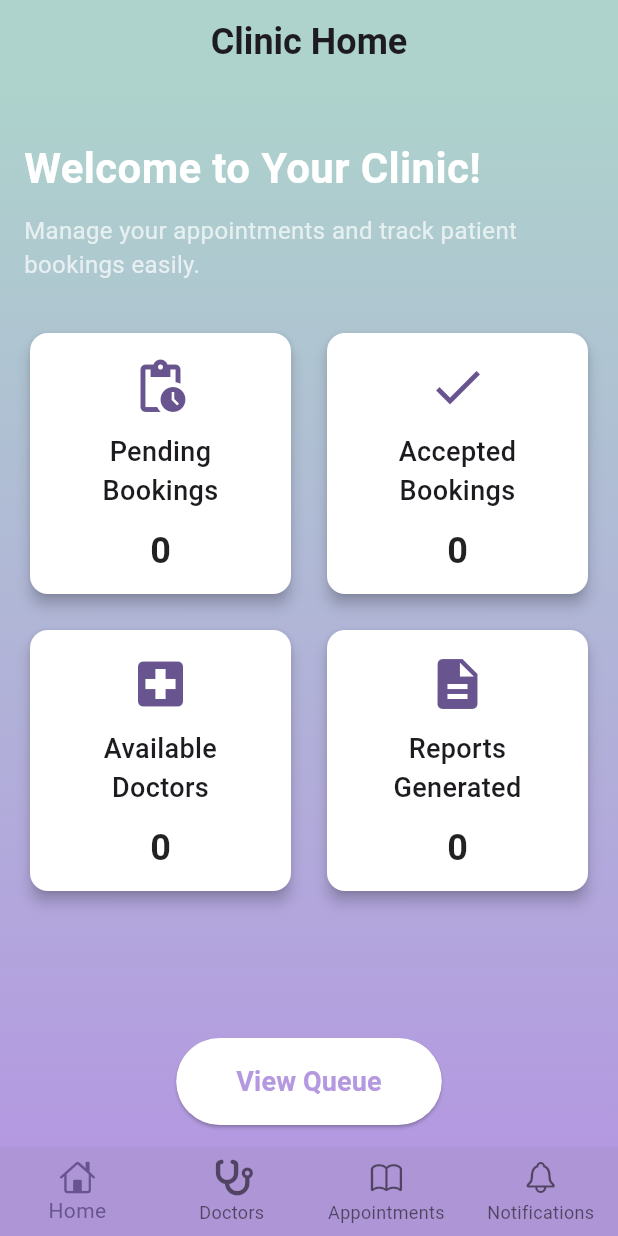
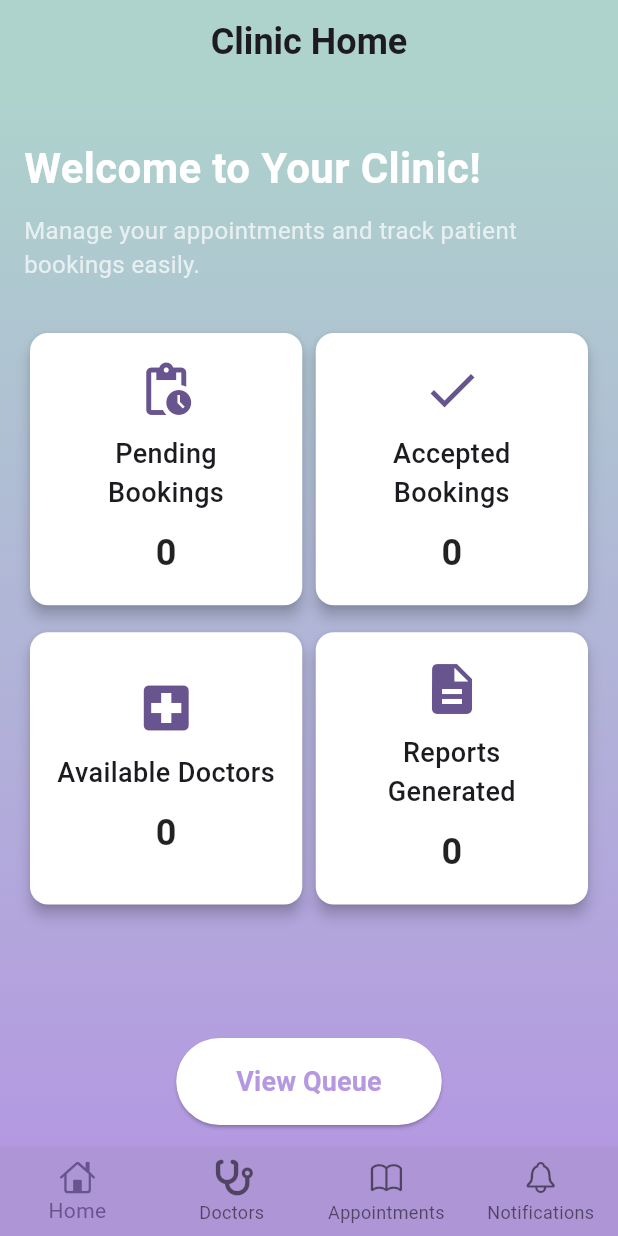
Before and after one commit to nis-cyber/clinic_admin, a Flutter app: the screen it shows once a user with an empty profile is signed in, on a phone screen of 412 x 824 dp. Run offline on Flutter 3.47's test engine with Material 3 defaults, Android fonts, the phone set to English and light mode, and no system bars; our stand-ins replace cloud_firestore, file_picker, firebase_auth, firebase_core, firebase_storage, flutter_rating_bar and 2 more; missing offline and left inert: mailer; accounts and stored records are empty.

Commit message:
all done

```diff
--- a/lib/appointments/appointment_page.dart
+++ b/lib/appointments/appointment_page.dart
@@ -44,7 +44,6 @@ class _AppointmentPageState extends ConsumerState<AppointmentPage>
           ],
         ),
       ),
-      drawer: MyDrawer(),
       body: Container(
         decoration: BoxDecoration(
           gradient: LinearGradient(
--- a/lib/dashboard/home_page.dart
+++ b/lib/dashboard/home_page.dart
@@ -57,8 +57,8 @@ class _ClinicHomeScreenState extends State<ClinicHomeScreen> {
                 child: GridView(
                   gridDelegate: const SliverGridDelegateWithFixedCrossAxisCount(
                     crossAxisCount: 2,
-                    crossAxisSpacing: 16,
-                    mainAxisSpacing: 16,
+                    crossAxisSpacing: 1,
+                    mainAxisSpacing: 10,
                     childAspectRatio: 1,
                   ),
                   children: [
```
